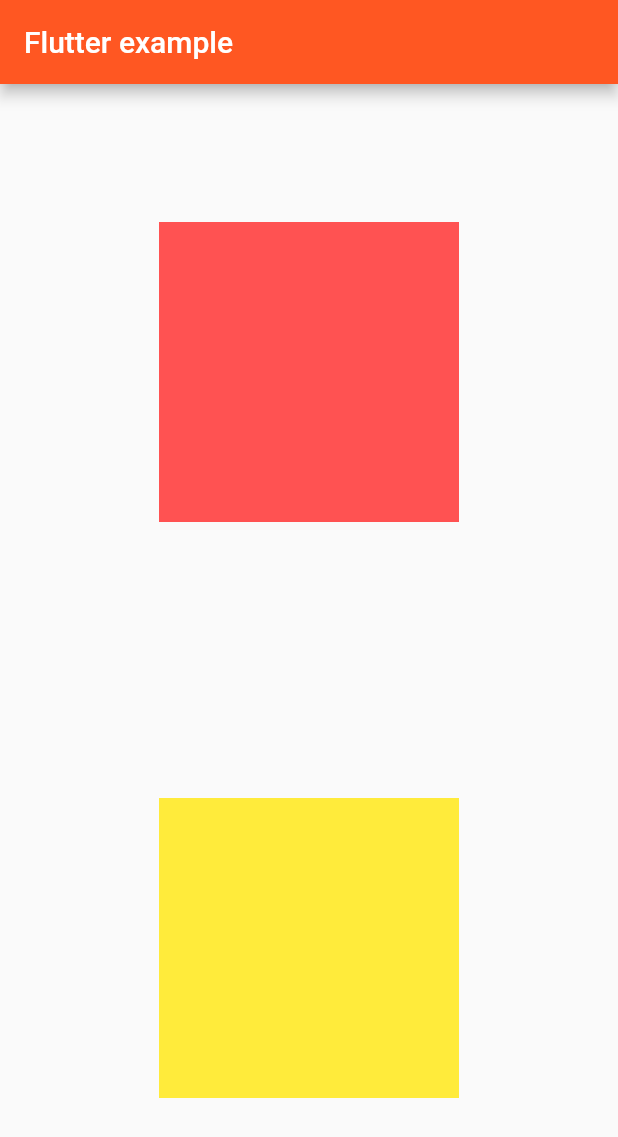
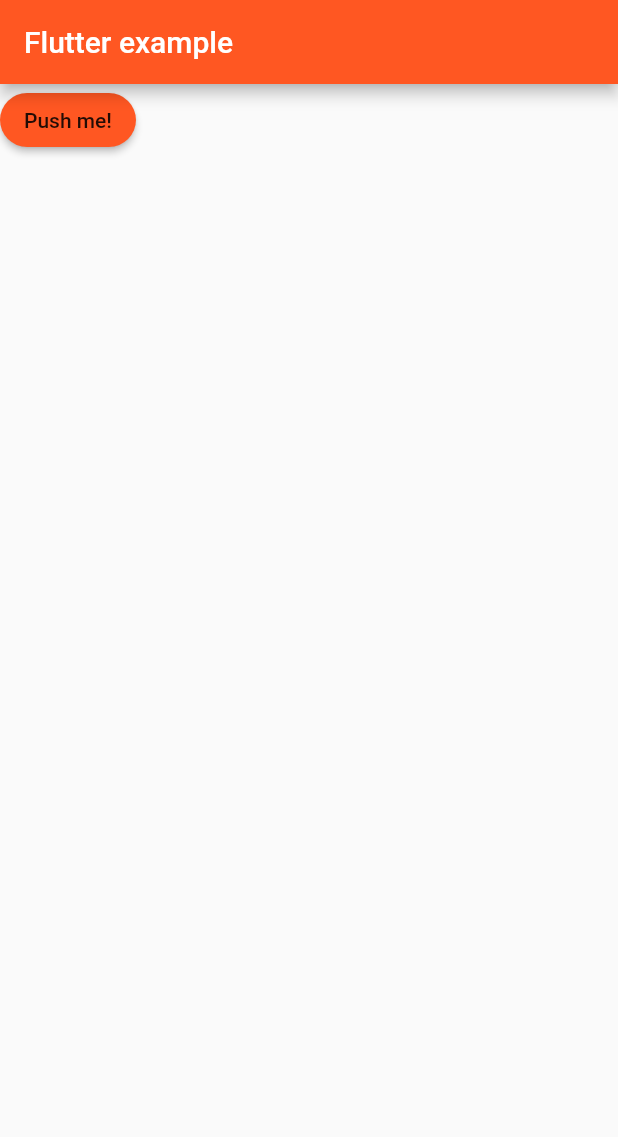
Before and after one commit to kimts2627/flutter-pratice, a Flutter app: the screen it shows after launch, on a phone screen of 412 x 824 dp. Shown: the top 1137 px of the screen. Run offline on Flutter 3.47's test engine with Material 2 defaults, Android fonts, the phone set to English and light mode, and no system bars.

Commit message:
raisedbutton test
<Footer>

```diff
--- a/lib/main.dart
+++ b/lib/main.dart
@@ -26,17 +26,32 @@ class ContainerWidget extends StatelessWidget {
         title: Text('Flutter example')
       ),
       body: Container(
-        height: MediaQuery.of(context).size.height,
-        width: MediaQuery.of(context).size.width,
-        child: Column(
-          mainAxisAlignment: MainAxisAlignment.spaceAround,
-          crossAxisAlignment: CrossAxisAlignment.center,
-          children: [
-            Container(color: Colors.redAccent, width: 200, height: 200,),
-            Container(color: Colors.yellow, width: 200, height: 200,),
-          ],
-        )
-      )
+        child: RaisedButton(
+          child: Text('Push me!'),
+          onPressed: (){
+            print('Yeees!');
+          },
+          onLongPress: (){
+            print('Yeeeeeeees!!!');
+          },
+          color: Colors.deepOrange,
+          shape: RoundedRectangleBorder(
+            borderRadius: BorderRadius.circular(40)
+          ),
+        ),
+      ),
+      // body: Container(
+      //   height: MediaQuery.of(context).size.height,
+      //   width: MediaQuery.of(context).size.width,
+      //   child: Column(
+      //     mainAxisAlignment: MainAxisAlignment.spaceAround,
+      //     crossAxisAlignment: CrossAxisAlignment.center,
+      //     children: [
+      //       Container(color: Colors.redAccent, width: 200, height: 200,),
+      //       Container(color: Colors.yellow, width: 200, height: 200,),
+      //     ],
+      //   )
+      // )
       // body: Container(
       //   color: Colors.amber,
       //   // width: 150,
```
